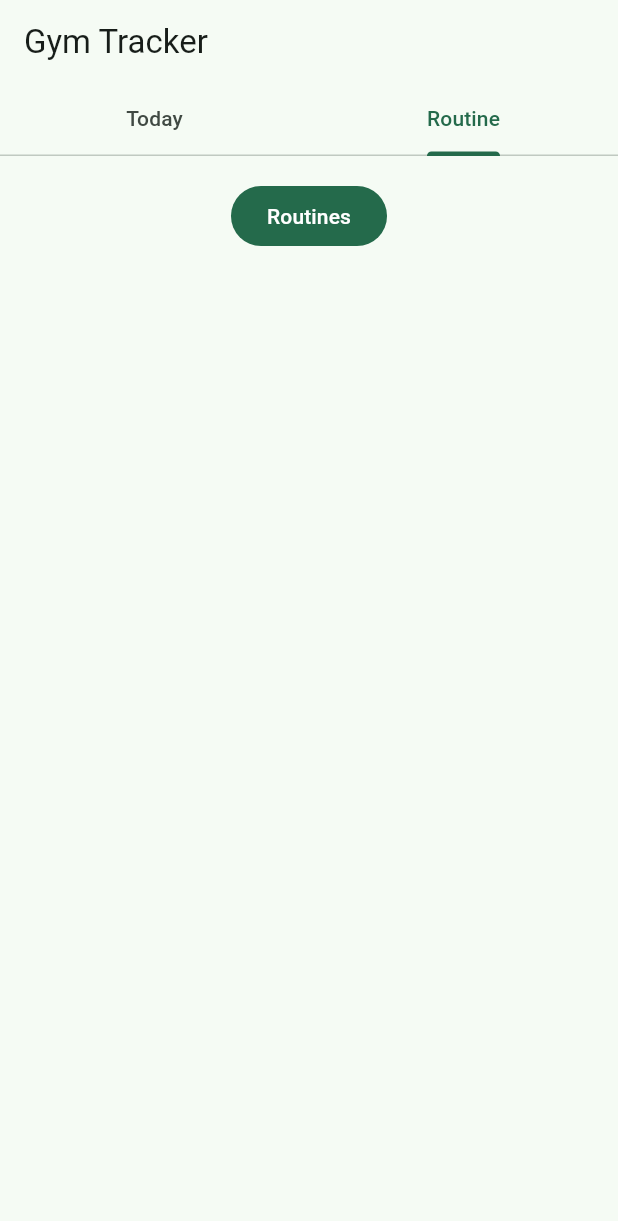
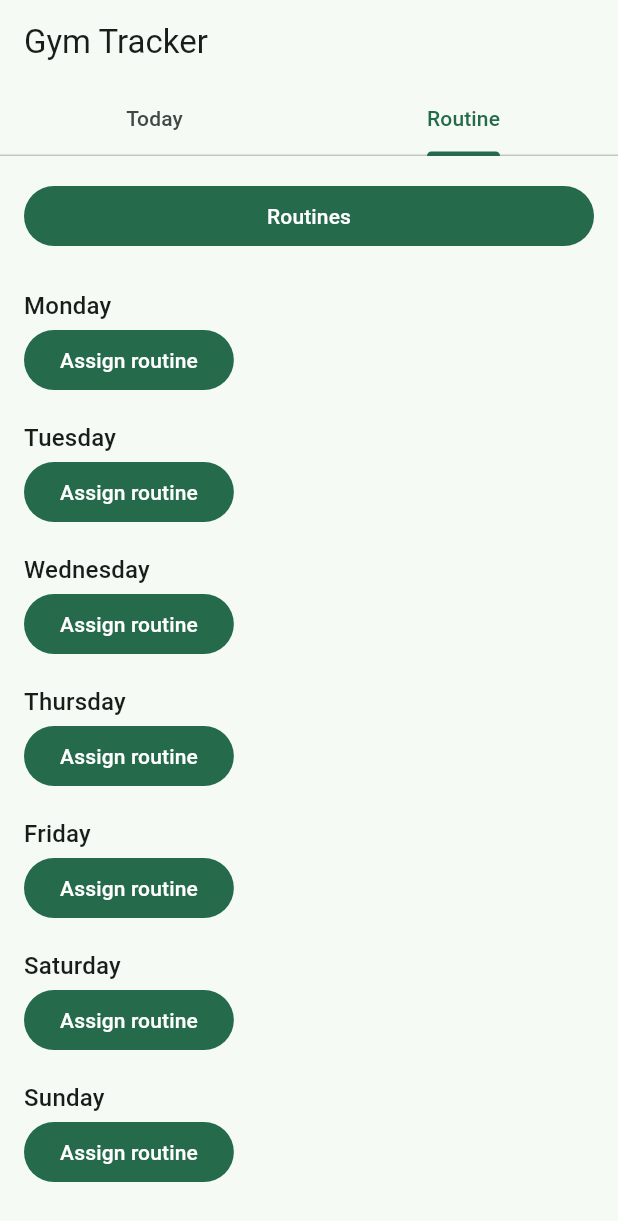
Before and after one commit to Juanppmi/gymtracker, a Flutter app: the screen it shows after launch, tab 2 chosen, on a phone screen of 412 x 824 dp. Shown: the top 1221 px of the screen. Run offline on Flutter 3.47's test engine with Material 3 defaults, Android fonts, the phone set to English and light mode, and no system bars; our stand-ins replace cupertino_ui, drift, drift_flutter, flutter_riverpod, material_ui; accounts and stored records are empty; generated files the repository leaves out were written again; statements that could not run were skipped.

Commit message:
feat/assign-routines-to-weekdays
Let each weekday on the Routine tab hold one or more saved routines, starting with Monday.

Closes #8

Co-authored-by: Cursor <cursoragent@cursor.com>

```diff
--- /dev/null
+++ b/lib/data/weekday.dart
@@ -0,0 +1,9 @@
+const weekdaysMondayFirst = <int>[
+  DateTime.monday,
+  DateTime.tuesday,
+  DateTime.wednesday,
+  DateTime.thursday,
+  DateTime.friday,
+  DateTime.saturday,
+  DateTime.sunday,
+];
--- /dev/null
+++ b/lib/data/weekday_assignment_item.dart
@@ -0,0 +1,13 @@
+class WeekdayAssignmentItem {
+  const WeekdayAssignmentItem({
+    required this.id,
+    required this.weekday,
+    required this.routineId,
+    required this.routineName,
+  });
+
+  final int id;
+  final int weekday;
+  final int routineId;
+  final String routineName;
+}
--- a/lib/l10n/app_en.arb
+++ b/lib/l10n/app_en.arb
@@ -36,5 +36,13 @@
   "muscleLegs": "Legs",
   "muscleGlutes": "Glutes",
   "muscleAbs": "Abs",
-  "muscleCardio": "Cardio"
+  "muscleCardio": "Cardio",
+  "monday": "Monday",
+  "tuesday": "Tuesday",
+  "wednesday": "Wednesday",
+  "thursday": "Thursday",
+  "friday": "Friday",
+  "saturday": "Saturday",
+  "sunday": "Sunday",
+  "assignRoutine": "Assign routine"
 }
--- a/lib/l10n/app_localizations.dart
+++ b/lib/l10n/app_localizations.dart
@@ -277,6 +277,54 @@ abstract class AppLocalizations {
   /// In en, this message translates to:
   /// **'Cardio'**
   String get muscleCardio;
+
+  /// No description provided for @monday.
+  ///
+  /// In en, this message translates to:
+  /// **'Monday'**
+  String get monday;
+
+  /// No description provided for @tuesday.
+  ///
+  /// In en, this message translates to:
+  /// **'Tuesday'**
+  String get tuesday;
+
+  /// No description provided for @wednesday.
+  ///
+  /// In en, this message translates to:
+  /// **'Wednesday'**
+  String get wednesday;
+
+  /// No description provided for @thursday.
+  ///
+  /// In en, this message translates to:
+  /// **'Thursday'**
+  String get thursday;
+
+  /// No description provided for @friday.
+  ///
+  /// In en, this message translates to:
+  /// **'Friday'**
+  String get friday;
+
+  /// No description provided for @saturday.
+  ///
+  /// In en, this message translates to:
+  /// **'Saturday'**
+  String get saturday;
+
+  /// No description provided for @sunday.
+  ///
+  /// In en, this message translates to:
+  /// **'Sunday'**
+  String get sunday;
+
+  /// No description provided for @assignRoutine.
+  ///
+  /// In en, this message translates to:
+  /// **'Assign routine'**
+  String get assignRoutine;
 }
 
 class _AppLocalizationsDelegate
--- a/lib/l10n/app_localizations_en.dart
+++ b/lib/l10n/app_localizations_en.dart
@@ -100,4 +100,28 @@ class AppLocalizationsEn extends AppLocalizations {
 
   @override
   String get muscleCardio => 'Cardio';
+
+  @override
+  String get monday => 'Monday';
+
+  @override
+  String get tuesday => 'Tuesday';
+
+  @override
+  String get wednesday => 'Wednesday';
+
+  @override
+  String get thursday => 'Thursday';
+
+  @override
+  String get friday => 'Friday';
+
+  @override
+  String get saturday => 'Saturday';
+
+  @override
+  String get sunday => 'Sunday';
+
+  @override
+  String get assignRoutine => 'Assign routine';
 }
--- a/lib/l10n/app_localizations_pt.dart
+++ b/lib/l10n/app_localizations_pt.dart
@@ -100,4 +100,28 @@ class AppLocalizationsPt extends AppLocalizations {
 
   @override
   String get muscleCardio => 'Cardio';
+
+  @override
+  String get monday => 'Segunda';
+
+  @override
+  String get tuesday => 'Terça';
+
+  @override
+  String get wednesday => 'Quarta';
+
+  @override
+  String get thursday => 'Quinta';
+
+  @override
+  String get friday => 'Sexta';
+
+  @override
+  String get saturday => 'Sábado';
+
+  @override
+  String get sunday => 'Domingo';
+
+  @override
+  String get assignRoutine => 'Atribuir ficha';
 }
--- a/lib/l10n/app_pt.arb
+++ b/lib/l10n/app_pt.arb
@@ -36,5 +36,13 @@
   "muscleLegs": "Pernas",
   "muscleGlutes": "Glúteos",
   "muscleAbs": "Abdômen",
-  "muscleCardio": "Cardio"
+  "muscleCardio": "Cardio",
+  "monday": "Segunda",
+  "tuesday": "Terça",
+  "wednesday": "Quarta",
+  "thursday": "Quinta",
+  "friday": "Sexta",
+  "saturday": "Sábado",
+  "sunday": "Domingo",
+  "assignRoutine": "Atribuir ficha"
 }
--- a/lib/ui/routine/routine_screen.dart
+++ b/lib/ui/routine/routine_screen.dart
@@ -1,32 +1,148 @@
+import 'package:flutter_riverpod/flutter_riverpod.dart';
+import 'package:gymtracker/data/db/app_database.dart';
+import 'package:gymtracker/data/gym_repository.dart';
+import 'package:gymtracker/data/weekday.dart';
+import 'package:gymtracker/data/weekday_assignment_item.dart';
 import 'package:gymtracker/l10n/app_localizations.dart';
 import 'package:gymtracker/ui/design_system/app_button.dart';
 import 'package:gymtracker/ui/routine/routine_list_screen.dart';
+import 'package:gymtracker/ui/routine/weekday_assignment_notifier.dart';
+import 'package:gymtracker/ui/routine/weekday_label.dart';
 import 'package:material_ui/material_ui.dart';
 
-class RoutineScreen extends StatelessWidget {
+class RoutineScreen extends ConsumerWidget {
   const RoutineScreen({super.key});
 
   @override
-  Widget build(BuildContext context) {
+  Widget build(BuildContext context, WidgetRef ref) {
     final l10n = AppLocalizations.of(context);
+    final assignments = ref.watch(weekdayAssignmentsProvider);
+
     return SizedBox.expand(
       key: const Key('routine-screen'),
-      child: Align(
-        alignment: Alignment.topCenter,
-        child: Padding(
+      child: assignments.when(
+        loading: () => const Center(child: CircularProgressIndicator()),
+        error: (error, _) => Center(child: Text('$error')),
+        data: (items) {
+          return ListView(
             padding: const EdgeInsets.all(16),
-          child: AppButton(
+            children: [
+              AppButton(
                 label: l10n.routineList,
-            onPressed: () {
-              Navigator.of(context).push(
-                MaterialPageRoute<void>(
-                  builder: (context) => const RoutineListScreen(),
+                onPressed: () => _openRoutineList(context, ref),
               ),
+              const SizedBox(height: 24),
+              for (final weekday in weekdaysMondayFirst) ...[
+                _WeekdaySection(
+                  weekday: weekday,
+                  assignments: [
+                    for (final item in items)
+                      if (item.weekday == weekday) item,
+                  ],
+                ),
+                const SizedBox(height: 16),
+              ],
+            ],
           );
         },
       ),
+    );
+  }
+
+  Future<void> _openRoutineList(BuildContext context, WidgetRef ref) async {
+    await Navigator.of(context).push(
+      MaterialPageRoute<void>(builder: (context) => const RoutineListScreen()),
+    );
+    if (context.mounted) {
+      await ref.read(weekdayAssignmentsProvider.notifier).reload();
+    }
+  }
+}
+
+class _WeekdaySection extends ConsumerWidget {
+  const _WeekdaySection({required this.weekday, required this.assignments});
+
+  final int weekday;
+  final List<WeekdayAssignmentItem> assignments;
+
+  @override
+  Widget build(BuildContext context, WidgetRef ref) {
+    final l10n = AppLocalizations.of(context);
+    return Column(
+      crossAxisAlignment: CrossAxisAlignment.start,
+      children: [
+        Text(
+          weekdayLabel(l10n, weekday),
+          style: Theme.of(context).textTheme.titleMedium,
+        ),
+        for (final assignment in assignments)
+          ListTile(
+            key: Key('assignment-${assignment.id}'),
+            contentPadding: EdgeInsets.zero,
+            title: Text(assignment.routineName),
+            trailing: TextButton(
+              key: Key('remove-assignment-${assignment.id}'),
+              onPressed: () {
+                ref
+                    .read(weekdayAssignmentsProvider.notifier)
+                    .remove(assignment.id);
+              },
+              child: Text(l10n.remove),
             ),
           ),
+        AppButton(
+          key: Key('assign-$weekday'),
+          label: l10n.assignRoutine,
+          onPressed: () => _assign(context, ref),
+        ),
+      ],
     );
   }
+
+  Future<void> _assign(BuildContext context, WidgetRef ref) async {
+    final routines = await ref.read(gymRepositoryProvider).listRoutines();
+    final assignedIds = {for (final item in assignments) item.routineId};
+    final available = [
+      for (final routine in routines)
+        if (!assignedIds.contains(routine.id)) routine,
+    ];
+    if (!context.mounted) {
+      return;
     }
+    final routineId = await _pickRoutine(context, available);
+    if (routineId == null || !context.mounted) {
+      return;
+    }
+    await ref
+        .read(weekdayAssignmentsProvider.notifier)
+        .assign(weekday, routineId);
+  }
+}
+
+Future<int?> _pickRoutine(BuildContext context, List<Routine> routines) {
+  final l10n = AppLocalizations.of(context);
+  return showDialog<int>(
+    context: context,
+    builder: (context) {
+      return SimpleDialog(
+        title: Text(l10n.assignRoutine),
+        children: [
+          if (routines.isEmpty)
+            Padding(
+              padding: const EdgeInsets.fromLTRB(24, 0, 24, 12),
+              child: Text(l10n.noRoutines),
+            ),
+          for (final routine in routines)
+            SimpleDialogOption(
+              onPressed: () => Navigator.of(context).pop(routine.id),
+              child: Text(routine.name),
+            ),
+          SimpleDialogOption(
+            onPressed: () => Navigator.of(context).pop(),
+            child: Text(l10n.cancel),
+          ),
+        ],
+      );
+    },
+  );
+}
--- /dev/null
+++ b/lib/ui/routine/weekday_assignment_notifier.dart
@@ -0,0 +1,35 @@
+import 'package:flutter_riverpod/flutter_riverpod.dart';
+import 'package:gymtracker/data/gym_repository.dart';
+import 'package:gymtracker/data/weekday_assignment_item.dart';
+
+final weekdayAssignmentsProvider =
+    AsyncNotifierProvider<
+      WeekdayAssignmentsNotifier,
+      List<WeekdayAssignmentItem>
+    >(WeekdayAssignmentsNotifier.new);
+
+class WeekdayAssignmentsNotifier
+    extends AsyncNotifier<List<WeekdayAssignmentItem>> {
+  @override
+  Future<List<WeekdayAssignmentItem>> build() {
+    return ref.watch(gymRepositoryProvider).listWeekdayAssignments();
+  }
+
+  Future<void> assign(int weekday, int routineId) async {
+    final repository = ref.read(gymRepositoryProvider);
+    await repository.assignRoutineToWeekday(weekday, routineId);
+    state = AsyncData(await repository.listWeekdayAssignments());
+  }
+
+  Future<void> remove(int id) async {
+    final repository = ref.read(gymRepositoryProvider);
+    await repository.removeWeekdayAssignment(id);
+    state = AsyncData(await repository.listWeekdayAssignments());
+  }
+
+  Future<void> reload() async {
+    state = AsyncData(
+      await ref.read(gymRepositoryProvider).listWeekdayAssignments(),
+    );
+  }
+}
--- /dev/null
+++ b/lib/ui/routine/weekday_label.dart
@@ -0,0 +1,14 @@
+import 'package:gymtracker/l10n/app_localizations.dart';
+
+String weekdayLabel(AppLocalizations l10n, int weekday) {
+  return switch (weekday) {
+    DateTime.monday => l10n.monday,
+    DateTime.tuesday => l10n.tuesday,
+    DateTime.wednesday => l10n.wednesday,
+    DateTime.thursday => l10n.thursday,
+    DateTime.friday => l10n.friday,
+    DateTime.saturday => l10n.saturday,
+    DateTime.sunday => l10n.sunday,
+    _ => '$weekday',
+  };
+}
```
Also changed, not shown: lib/data/gym_repository.dart (+53 -0 lines), 2 other files. Lines whose indentation alone changed are shown as unchanged.
